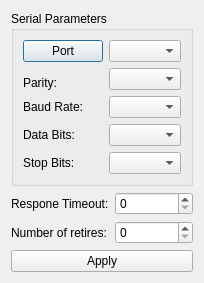
The window that serialsettings.ui (ngocminhdao88/Test_Stand) describes before a commit, drawn with Qt 5.
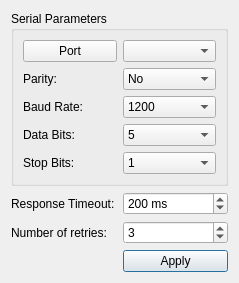
The same window after the commit.

Commit message: Added some function to handle clicked event on Connect button

```diff
--- a/serialsettings.ui
+++ b/serialsettings.ui
@@ -6,102 +6,15 @@
    <rect>
     <x>0</x>
     <y>0</y>
-    <width>188</width>
-    <height>278</height>
+    <width>239</width>
+    <height>265</height>
    </rect>
   </property>
   <property name="windowTitle">
    <string>Dialog</string>
   </property>
-  <layout class="QVBoxLayout" name="verticalLayout_2">
-   <item>
-    <widget class="QGroupBox" name="groupBox">
-     <property name="title">
-      <string>Serial Parameters</string>
-     </property>
-     <layout class="QVBoxLayout" name="verticalLayout">
-      <item>
-       <layout class="QGridLayout" name="gridLayout">
-        <item row="2" column="0">
-         <widget class="QLabel" name="label">
-          <property name="text">
-           <string>Parity:</string>
-          </property>
-         </widget>
-        </item>
-        <item row="3" column="1">
-         <widget class="QComboBox" name="cbxBaudRate"/>
-        </item>
-        <item row="4" column="1">
-         <widget class="QComboBox" name="cbxDataBit"/>
-        </item>
-        <item row="0" column="1">
-         <widget class="QComboBox" name="cbxPort"/>
-        </item>
-        <item row="1" column="1" rowspan="2">
-         <widget class="QComboBox" name="cbxParity"/>
-        </item>
-        <item row="5" column="1">
-         <widget class="QComboBox" name="cbxStopBit"/>
-        </item>
-        <item row="4" column="0">
-         <widget class="QLabel" name="label_3">
-          <property name="text">
-           <string>Data Bits:</string>
-          </property>
-         </widget>
-        </item>
-        <item row="3" column="0">
-         <widget class="QLabel" name="label_2">
-          <property name="text">
-           <string>Baud Rate:</string>
-          </property>
-         </widget>
-        </item>
-        <item row="5" column="0">
-         <widget class="QLabel" name="label_4">
-          <property name="text">
-           <string>Stop Bits:</string>
-          </property>
-         </widget>
-        </item>
-        <item row="0" column="0">
-         <widget class="QPushButton" name="btnPort">
-          <property name="text">
-           <string>Port</string>
-          </property>
-         </widget>
-        </item>
-       </layout>
-      </item>
-     </layout>
-    </widget>
-   </item>
-   <item>
-    <layout class="QGridLayout" name="gridLayout_2">
-     <item row="1" column="0">
-      <widget class="QLabel" name="label_6">
-       <property name="text">
-        <string>Number of retires:</string>
-       </property>
-      </widget>
-     </item>
-     <item row="0" column="1">
-      <widget class="QSpinBox" name="spbTimeout"/>
-     </item>
-     <item row="0" column="0">
-      <widget class="QLabel" name="label_5">
-       <property name="text">
-        <string>Respone Timeout:</string>
-       </property>
-      </widget>
-     </item>
-     <item row="1" column="1">
-      <widget class="QSpinBox" name="spbRetries"/>
-     </item>
-    </layout>
-   </item>
-   <item>
+  <layout class="QGridLayout" name="gridLayout">
+   <item row="3" column="1">
     <spacer name="verticalSpacer">
      <property name="orientation">
       <enum>Qt::Vertical</enum>
@@ -109,18 +22,224 @@
      <property name="sizeHint" stdset="0">
       <size>
        <width>20</width>
-       <height>7</height>
+       <height>43</height>
       </size>
      </property>
     </spacer>
    </item>
-   <item>
+   <item row="1" column="1">
+    <widget class="QSpinBox" name="spxTimeout">
+     <property name="accelerated">
+      <bool>true</bool>
+     </property>
+     <property name="suffix">
+      <string> ms</string>
+     </property>
+     <property name="minimum">
+      <number>-1</number>
+     </property>
+     <property name="maximum">
+      <number>5000</number>
+     </property>
+     <property name="singleStep">
+      <number>20</number>
+     </property>
+     <property name="value">
+      <number>200</number>
+     </property>
+    </widget>
+   </item>
+   <item row="1" column="0">
+    <widget class="QLabel" name="label">
+     <property name="text">
+      <string>Response Timeout:</string>
+     </property>
+    </widget>
+   </item>
+   <item row="4" column="1">
     <widget class="QPushButton" name="btnApply">
      <property name="text">
       <string>Apply</string>
      </property>
     </widget>
    </item>
+   <item row="0" column="0" colspan="2">
+    <widget class="QGroupBox" name="groupBox">
+     <property name="title">
+      <string>Serial Parameters</string>
+     </property>
+     <layout class="QGridLayout" name="gridLayout_2">
+      <item row="2" column="0">
+       <widget class="QLabel" name="label_3">
+        <property name="text">
+         <string>Baud Rate:</string>
+        </property>
+       </widget>
+      </item>
+      <item row="3" column="1">
+       <widget class="QComboBox" name="cbxDatabits">
+        <item>
+         <property name="text">
+          <string>5</string>
+         </property>
+        </item>
+        <item>
+         <property name="text">
+          <string>6</string>
+         </property>
+        </item>
+        <item>
+         <property name="text">
+          <string>7</string>
+         </property>
+        </item>
+        <item>
+         <property name="text">
+          <string>8</string>
+         </property>
+        </item>
+       </widget>
+      </item>
+      <item row="1" column="0">
+       <widget class="QLabel" name="label_2">
+        <property name="text">
+         <string>Parity:</string>
+        </property>
+       </widget>
+      </item>
+      <item row="1" column="1">
+       <widget class="QComboBox" name="cbxParity">
+        <item>
+         <property name="text">
+          <string>No</string>
+         </property>
+        </item>
+        <item>
+         <property name="text">
+          <string>Even</string>
+         </property>
+        </item>
+        <item>
+         <property name="text">
+          <string>Odd</string>
+         </property>
+        </item>
+        <item>
+         <property name="text">
+          <string>Space</string>
+         </property>
+        </item>
+        <item>
+         <property name="text">
+          <string>Mark</string>
+         </property>
+        </item>
+       </widget>
+      </item>
+      <item row="3" column="0">
+       <widget class="QLabel" name="label_4">
+        <property name="text">
+         <string>Data Bits:</string>
+        </property>
+       </widget>
+      </item>
+      <item row="4" column="0">
+       <widget class="QLabel" name="label_5">
+        <property name="text">
+         <string>Stop Bits:</string>
+        </property>
+       </widget>
+      </item>
+      <item row="2" column="1">
+       <widget class="QComboBox" name="cbxBaudrate">
+        <item>
+         <property name="text">
+          <string>1200</string>
+         </property>
+        </item>
+        <item>
+         <property name="text">
+          <string>2400</string>
+         </property>
+        </item>
+        <item>
+         <property name="text">
+          <string>4800</string>
+         </property>
+        </item>
+        <item>
+         <property name="text">
+          <string>9600</string>
+         </property>
+        </item>
+        <item>
+         <property name="text">
+          <string>19200</string>
+         </property>
+        </item>
+        <item>
+         <property name="text">
+          <string>38400</string>
+         </property>
+        </item>
+        <item>
+         <property name="text">
+          <string>57600</string>
+         </property>
+        </item>
+        <item>
+         <property name="text">
+          <string>115200</string>
+         </property>
+        </item>
+       </widget>
+      </item>
+      <item row="4" column="1">
+       <widget class="QComboBox" name="cbxStopbits">
+        <item>
+         <property name="text">
+          <string>1</string>
+         </property>
+        </item>
+        <item>
+         <property name="text">
+          <string>3</string>
+         </property>
+        </item>
+        <item>
+         <property name="text">
+          <string>2</string>
+         </property>
+        </item>
+       </widget>
+      </item>
+      <item row="0" column="1">
+       <widget class="QComboBox" name="cbxPort"/>
+      </item>
+      <item row="0" column="0">
+       <widget class="QPushButton" name="btnPort">
+        <property name="text">
+         <string>Port</string>
+        </property>
+       </widget>
+      </item>
+     </layout>
+    </widget>
+   </item>
+   <item row="2" column="0">
+    <widget class="QLabel" name="label_6">
+     <property name="text">
+      <string>Number of retries:</string>
+     </property>
+    </widget>
+   </item>
+   <item row="2" column="1">
+    <widget class="QSpinBox" name="spxRetry">
+     <property name="value">
+      <number>3</number>
+     </property>
+    </widget>
+   </item>
   </layout>
  </widget>
  <resources/>
```
Left out of the diff: 6 changed lines with no effect on the pictures. The commit also changes 6 other files.
